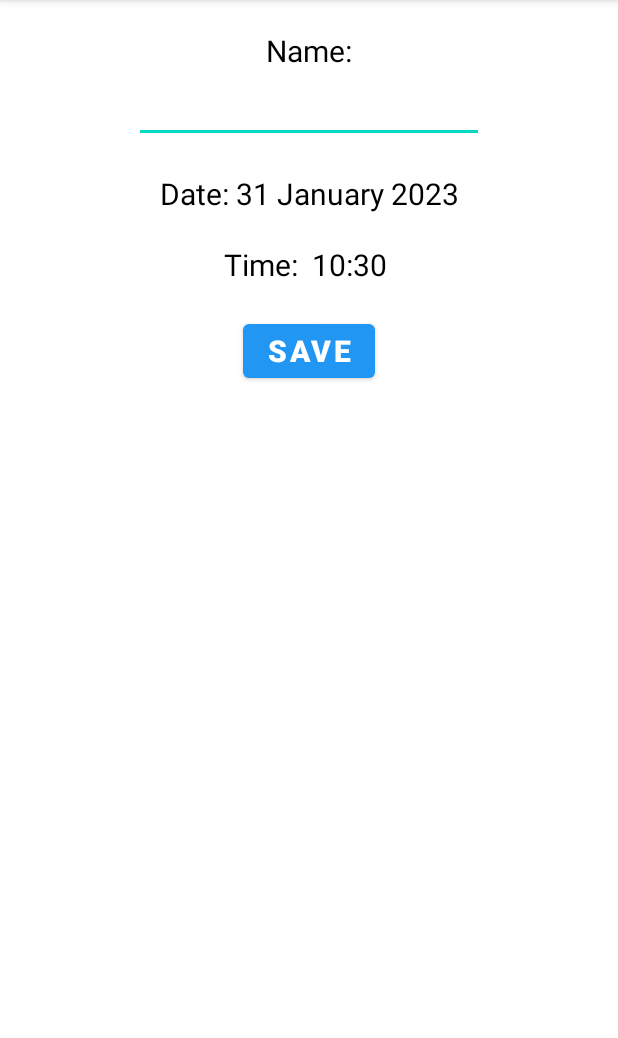
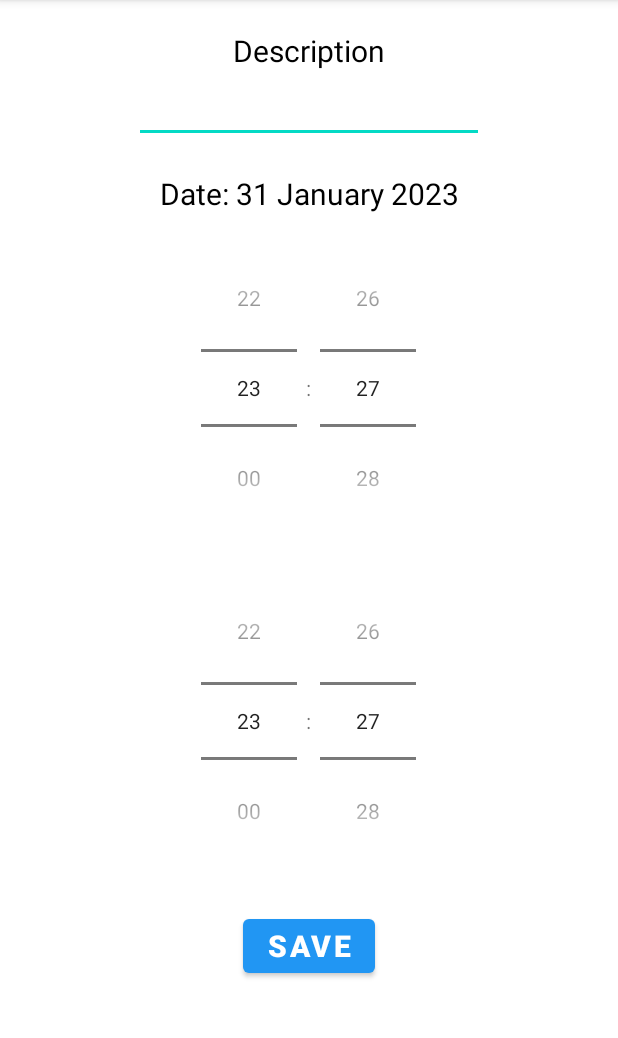
Before and after one commit to Zarbose/Kalandar, an Android app: the EventEditActivity screen opened directly, with no data from a screen before it, on a phone screen of 412 x 824 dp, the part 84-1122 px from its top. Run offline under Robolectric (Android 15) with nearby library versions, the phone set to English and light mode, and no system bars.

```diff
--- a/kalandar-api/src/main/java/df/calendar/EventRessource.java
+++ b/kalandar-api/src/main/java/df/calendar/EventRessource.java
@@ -36,6 +36,7 @@ public class EventRessource {
     @DELETE
     public Response deleteRdv() {
         Event event = DaoRdv.instance.getRdvs().remove(id);
+        System.out.println("DELETE");
         if (event != null)
             return Response.status(Response.Status.OK).build();
         else
--- a/kalandar-app/app/src/main/java/com/example/kalandar/utils/RequestsListener.java
+++ b/kalandar-app/app/src/main/java/com/example/kalandar/requests/RequestsListener.java
@@ -1,4 +1,4 @@
-package com.example.kalandar.utils;
+package com.example.kalandar.requests;
 
 import com.example.kalandar.model.Event;
 
--- a/kalandar-app/app/src/main/java/com/example/kalandar/utils/CalendarUtils.java
+++ b/kalandar-app/app/src/main/java/com/example/kalandar/utils/CalendarUtils.java
@@ -19,7 +19,7 @@ public class CalendarUtils
 
     public static String formattedTime(LocalTime time)
     {
-        DateTimeFormatter formatter = DateTimeFormatter.ofPattern(" H:m ");
+        DateTimeFormatter formatter = DateTimeFormatter.ofPattern(" H:mm ");
         return time.format(formatter);
     }
 
--- a/kalandar-app/app/src/main/java/com/example/kalandar/utils/EventAdapter.java
+++ b/kalandar-app/app/src/main/java/com/example/kalandar/utils/EventAdapter.java
@@ -1,9 +1,11 @@
 package com.example.kalandar.utils;
 
 import android.content.Context;
+import android.util.Log;
 import android.view.LayoutInflater;
 import android.view.View;
 import android.view.ViewGroup;
+import android.widget.AdapterView;
 import android.widget.ArrayAdapter;
 import android.widget.TextView;
 
@@ -13,6 +15,7 @@ import androidx.annotation.Nullable;
 import com.example.kalandar.R;
 import com.example.kalandar.model.Event;
 
+import java.time.LocalDate;
 import java.time.LocalTime;
 import java.util.Date;
 import java.util.List;
@@ -41,6 +44,7 @@ public class EventAdapter extends ArrayAdapter<Event>
 
         String eventTitle = event.getDesc() +" "+ CalendarUtils.formattedTime(event.getTime()).toString().replace(":","h")+" - "+CalendarUtils.formattedTime(str_end).toString().replace(":","h");
         eventCellTV.setText(eventTitle);
+
         return convertView;
     }
 }
--- a/kalandar-app/app/src/main/java/com/example/kalandar/views/EventEditActivity.java
+++ b/kalandar-app/app/src/main/java/com/example/kalandar/views/EventEditActivity.java
@@ -6,15 +6,16 @@ import android.os.Bundle;
 import android.view.View;
 import android.widget.EditText;
 import android.widget.TextView;
+import android.widget.TimePicker;
 
 import com.example.kalandar.R;
 import com.example.kalandar.model.Event;
 import com.example.kalandar.model.EventTransiant;
 import com.example.kalandar.utils.CalendarUtils;
-import com.example.kalandar.utils.RequestsHttp;
-import com.example.kalandar.utils.ThreadManager;
-import com.owlike.genson.Genson;
+import com.example.kalandar.utils.Converter;
+import com.example.kalandar.requests.ThreadManager;
 
+import java.text.ParseException;
 import java.time.LocalTime;
 import java.util.Date;
 
@@ -22,6 +23,7 @@ public class EventEditActivity extends AppCompatActivity
 {
     private EditText eventNameET;
     private TextView eventDateTV, eventTimeTV;
+    private TimePicker eventStart, eventEnd;
 
     private LocalTime time;
     private ThreadManager th;
@@ -32,32 +34,43 @@ public class EventEditActivity extends AppCompatActivity
     protected void onCreate(Bundle savedInstanceState)
     {
         super.onCreate(savedInstanceState);
+
         setContentView(R.layout.activity_event_edit);
         initWidgets();
         this.time = LocalTime.now();
         eventDateTV.setText("Date: " + CalendarUtils.formattedDate(CalendarUtils.selectedDate));
-        this.eventTimeTV.setText("Time: " + CalendarUtils.formattedTime(time));
+        // this.eventTimeTV.setText("Time: " + CalendarUtils.formattedTime(time));
     }
 
     private void initWidgets()
     {
         this.eventNameET = findViewById(R.id.eventNameET);
         this.eventDateTV = findViewById(R.id.eventDateTV);
-        this.eventTimeTV = findViewById(R.id.eventTimeTV);
+        // this.eventTimeTV = findViewById(R.id.eventTimeTV);
+        this.eventStart = findViewById(R.id.timePickerStart);
+        this.eventEnd = findViewById(R.id.timePickerEnd);
+
+        this.eventStart.setIs24HourView(true);
+        this.eventEnd.setIs24HourView(true);
     }
 
-    public void saveEventAction(View view) {
+    public void saveEventAction(View view) throws ParseException {
         String eventName = eventNameET.getText().toString();
-        Event newEvent = new Event(eventName, CalendarUtils.selectedDate, time,new Date(),new Date());
+        String eventStart = this.eventStart.getHour()+":"+this.eventStart.getMinute();
+        String eventEnd = this.eventEnd.getHour()+":"+this.eventEnd.getMinute();
+
+        Converter conv = new Converter();
+        Date start = conv.stringToDate(eventStart,CalendarUtils.selectedDate);
+        Date end = conv.stringToDate(eventEnd,CalendarUtils.selectedDate);
+        // Log.e("Response", "eventStart : " + start);
+        // Log.e("Response", "eventEnd : " + end);
+
+        Event newEvent = new Event(eventName, CalendarUtils.selectedDate, time,start,end);
         Event.eventsList.add(newEvent);
 
+        // Post
         EventTransiant evn = new EventTransiant(newEvent.getId(),newEvent.getDesc(),newEvent.getStart(),newEvent.getEnd());
-
-        // Post
-        Genson genson = new Genson();
-        String json = genson.serialize(evn);
-        RequestsHttp request = new RequestsHttp("POST",json);
-        this.th = new ThreadManager(request);
+        evn.sendPOST();
 
         finish();
     }
--- a/kalandar-app/app/src/main/res/layout/activity_event_edit.xml
+++ b/kalandar-app/app/src/main/res/layout/activity_event_edit.xml
@@ -12,7 +12,7 @@
         android:layout_height="wrap_content"
         android:layout_gravity="center"
         android:layout_marginTop="20dp"
-        android:text="Name:"
+        android:text="@string/description"
         android:textSize="20sp"
         android:textAlignment="center"
         android:textColor="@color/black"/>
@@ -32,27 +32,38 @@
         android:layout_height="wrap_content"
         android:layout_gravity="center"
         android:layout_marginTop="20dp"
-        android:text="Date"
+        android:text="@string/date"
         android:textSize="20sp"
         android:textAlignment="center"
         android:textColor="@color/black"/>
 
-    <TextView
-        android:id="@+id/eventTimeTV"
+    <TimePicker
+        android:id="@+id/timePickerStart"
         android:layout_width="wrap_content"
         android:layout_height="wrap_content"
         android:layout_gravity="center"
-        android:layout_marginTop="20dp"
-        android:text="Time"
+        android:layout_marginTop="10dp"
+        android:text="@string/start"
         android:textSize="20sp"
-        android:textAlignment="center"
-        android:textColor="@color/black"/>
+        android:textColor="@color/black"
+        android:timePickerMode="spinner" />
+
+    <TimePicker
+        android:id="@+id/timePickerEnd"
+        android:layout_width="wrap_content"
+        android:layout_height="wrap_content"
+        android:layout_gravity="center"
+        android:layout_marginTop="10dp"
+        android:text="@string/end"
+        android:textSize="20sp"
+        android:textColor="@color/black"
+        android:timePickerMode="spinner" />
 
     <Button
         android:layout_marginTop="20dp"
         android:layout_width="wrap_content"
         android:layout_height="wrap_content"
-        android:text="Save"
+        android:text="@string/save"
         android:textColor="@color/white"
         android:background="@null"
         android:textStyle="bold"
--- a/kalandar-app/app/src/main/res/values/strings.xml
+++ b/kalandar-app/app/src/main/res/values/strings.xml
@@ -2,4 +2,13 @@
     <string name="app_name">Kalandar</string>
     <string name="back"><![CDATA[<]]></string>
     <string name="forward"><![CDATA[>]]></string>
+    <string name="start">Start</string>
+    <string name="end">End</string>
+    <string name="save">Save</string>
+    <string name="time">Time</string>
+    <string name="date">Date</string>
+    <string name="name">Name:</string>
+    <string name="description">Description</string>
+    <string name="modify">Modify</string>
+    <string name="delete">Delete</string>
 </resources>
```
Also changed, not shown: kalandar-app/app/src/main/java/com/example/kalandar/model/Event.java (+4 -27 lines), kalandar-app/app/src/main/java/com/example/kalandar/model/EventTransiant.java (+25 -1 lines), kalandar-app/app/src/main/java/com/example/kalandar/requests/RequestsHttp.java (renamed from kalandar-app/app/src/main/java/com/example/kalandar/utils/RequestsHttp.java, +41 -6 lines), kalandar-app/app/src/main/java/com/example/kalandar/requests/ThreadManager.java (renamed from kalandar-app/app/src/main/java/com/example/kalandar/utils/ThreadManager.java, +10 -1 lines), kalandar-app/app/src/main/java/com/example/kalandar/utils/Converter.java (+17 -0 lines), kalandar-app/app/src/main/java/com/example/kalandar/views/MainActivity.java (+3 -14 lines), kalandar-app/app/src/main/java/com/example/kalandar/views/WeekViewActivity.java (+37 -9 lines), kalandar-app/app/src/main/res/menu/popup_menu.xml (added, +7 -0 lines).
